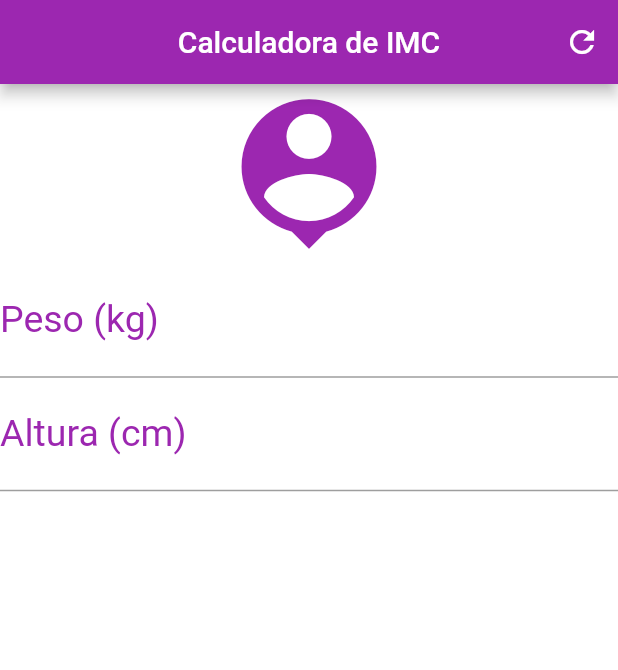
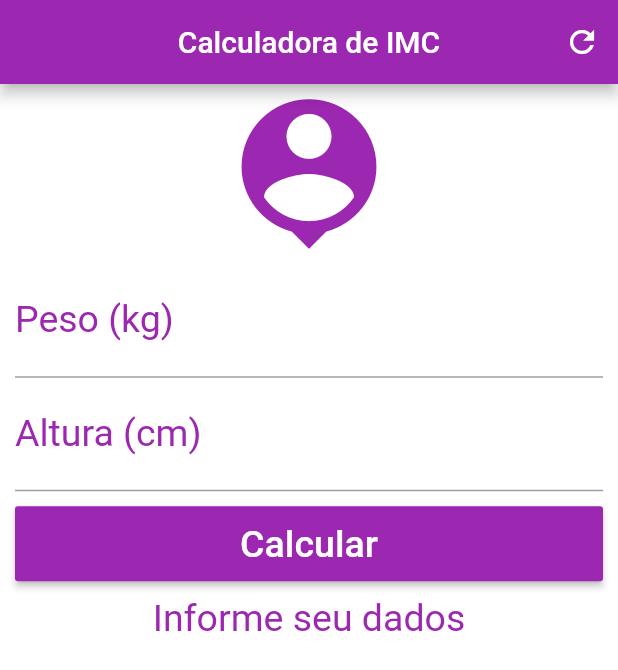
Before and after one commit to douglas-regatieri/calculadora_imc, a Flutter app: the screen it shows after launch, on a phone screen of 412 x 824 dp. Shown: the top 670 px of the screen. Run offline on Flutter 3.47's test engine with Material 2 defaults, Android fonts, the phone set to English and light mode, and no system bars.

Commit message:
Versão Beta

```diff
--- a/lib/main.dart
+++ b/lib/main.dart
@@ -12,6 +12,51 @@ class Home extends StatefulWidget {
 }
 
 class _HomeState extends State<Home> {
+
+  TextEditingController weightController = TextEditingController(); //Peso
+  TextEditingController heightController = TextEditingController(); //Altura
+
+  GlobalKey<FormState> _formKey = GlobalKey<FormState>();
+
+  String _infoText = 'Informe seu dados';
+
+  void _resetFields(){
+    setState(() {
+      weightController.text = '';
+      heightController.text = '';
+      _infoText = 'Informe seus dados';
+      _formKey = GlobalKey<FormState>();
+    });
+  }
+
+  void _calculate(){
+    setState(() {
+      double weight = double.parse(weightController.text);
+      double height = double.parse(heightController.text) / 100;
+      double imc = weight / (height*height);
+
+      print(imc);
+
+      if(imc < 18.6){
+        _infoText = "Abaixo do Peso (${imc.toStringAsPrecision(4)})";
+      } else if(imc < 18.6){
+        _infoText = "Abaixo do Peso (${imc.toStringAsPrecision(4)})";
+      } else if(imc >= 18.6 && imc < 24.9){
+        _infoText = "Peso Ideal (${imc.toStringAsPrecision(4)})";
+      } else if(imc >= 24.9 && imc < 29.9){
+        _infoText = "Levemente Acima do Peso (${imc.toStringAsPrecision(4)})";
+      } else if(imc >= 29.9 && imc < 34.9){
+        _infoText = "Obesidade Grau I (${imc.toStringAsPrecision(4)})";
+      } else if(imc >= 34.9 && imc < 39.9){
+        _infoText = "Obesidade Grau II (${imc.toStringAsPrecision(4)})";
+      } else if(imc >= 40){
+        _infoText = "Obesidade Grau III (${imc.toStringAsPrecision(4)})";
+      }
+
+    });
+
+  }
+
   @override
   Widget build(BuildContext context) {
     return Scaffold(
@@ -22,35 +67,74 @@ class _HomeState extends State<Home> {
 
         actions: <Widget> [
           IconButton(icon: Icon(Icons.refresh),
-          onPressed: (){}),
+          onPressed: _resetFields,
+          ),
         ],
       ),
       backgroundColor: Colors.white,
-      body: Column(
+      body: SingleChildScrollView(
+        padding: EdgeInsets.fromLTRB(10.0, 0.0, 10.0, 0.0),
+        child: Form(
+          key: _formKey,
+          child: Column(
           crossAxisAlignment: CrossAxisAlignment.stretch,
           children: <Widget>[
             Icon(Icons.person_pin, size: 120.0, color: Colors.purple),
-          TextField(keyboardType: TextInputType.number,
+            TextFormField(keyboardType: TextInputType.number,
               decoration: InputDecoration(
               labelText: 'Peso (kg)',
               labelStyle: TextStyle(color: Colors.purple),
               ),
               textAlign: TextAlign.center,
               style: TextStyle(color: Colors.purple, fontSize: 25.0,),
+              controller: weightController,
+              validator: (value){
+                if(value.isEmpty){
+                  return 'Insira seu Peso';
+                }
+              },
             ),
 
-          TextField(keyboardType: TextInputType.number,
+            TextFormField(keyboardType: TextInputType.number,
               decoration: InputDecoration(
               labelText: 'Altura (cm)',
               labelStyle: TextStyle(color: Colors.purple),
               ),
               textAlign: TextAlign.center,
               style: TextStyle(color: Colors.purple, fontSize: 25.0,),
+              controller: heightController,
+              validator: (value) {
+                if(value.isEmpty){
+                  return 'Insira sua Altura';
+                }
+              },
             ),
 
+            Padding(padding: EdgeInsets.only(top: 10.0, bottom: 10.0),
+            child: Container(
+              height: 50.0,
+              child: RaisedButton(
+                onPressed: (){
+                if(_formKey.currentState.validate()){
+                  _calculate();
+                }
+              },
+                child: Text(
+                  'Calcular',
+                  style: TextStyle(color: Colors.white, fontSize: 25.0, )),
+                color: Colors.purple
+              ),
+            ),
+            ),
 
+            Text(_infoText,
+            textAlign: TextAlign.center,
+            style: TextStyle(color: Colors.purple, fontSize: 25.0),
+            ),
 
           ]
+          ),
+        ),
       ),
     );
   }
```
Lines whose indentation alone changed are shown as unchanged.
